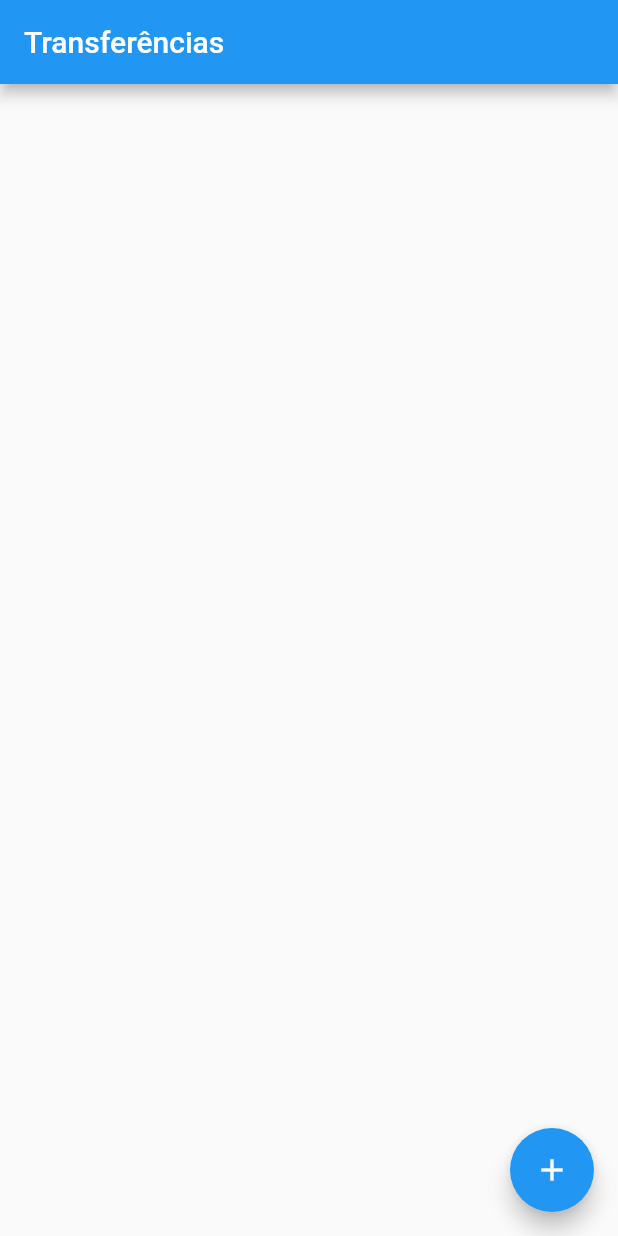
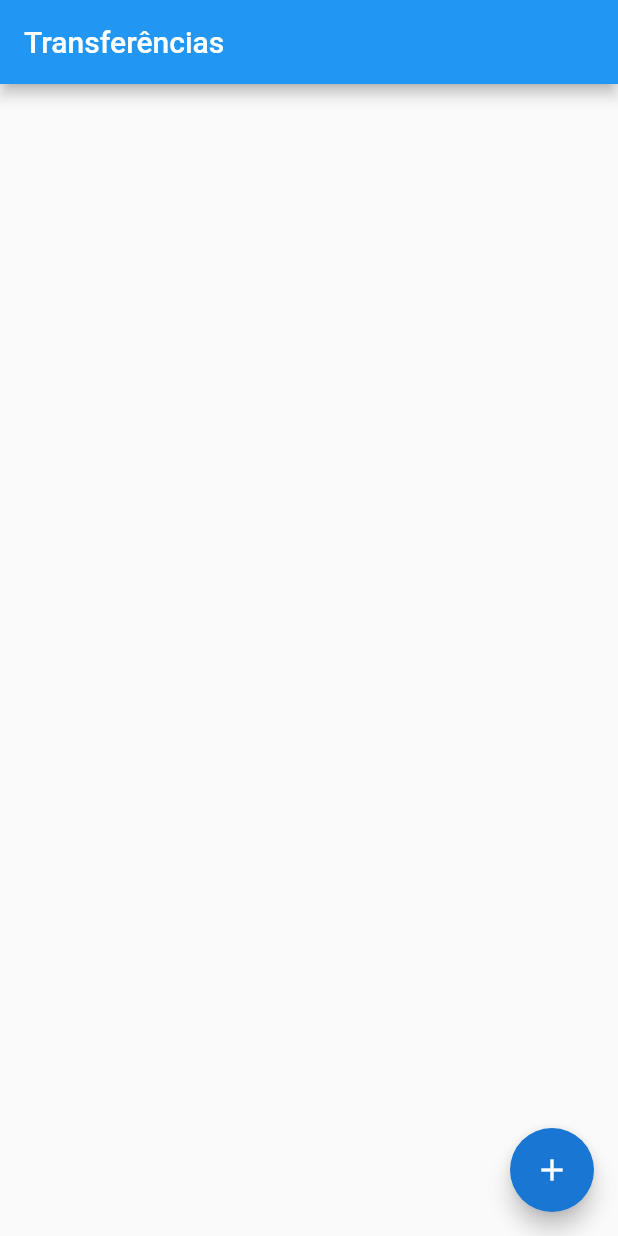
Before and after one commit to maiquitome/transferencias, a Flutter app: the screen it shows after launch, on a phone screen of 412 x 824 dp. Run offline on Flutter 3.47's test engine with Material 2 defaults, Android fonts, the phone set to English and light mode, and no system bars.

Commit message:
:sparkles: add theme

```diff
--- a/lib/main.dart
+++ b/lib/main.dart
@@ -9,8 +9,19 @@ void main() {
 class TransferApp extends StatelessWidget {
   @override
   Widget build(BuildContext context) {
+    Color _primaryColor = Colors.blue[700];
+
     return MaterialApp(
       home: TransfersPage(),
+      theme: ThemeData(
+        primaryColor: _primaryColor,
+        accentColor: _primaryColor,
+        elevatedButtonTheme: ElevatedButtonThemeData(
+          style: ButtonStyle(
+            backgroundColor: MaterialStateProperty.all(_primaryColor),
+          ),
+        ),
+      ),
     );
   }
 }
```
